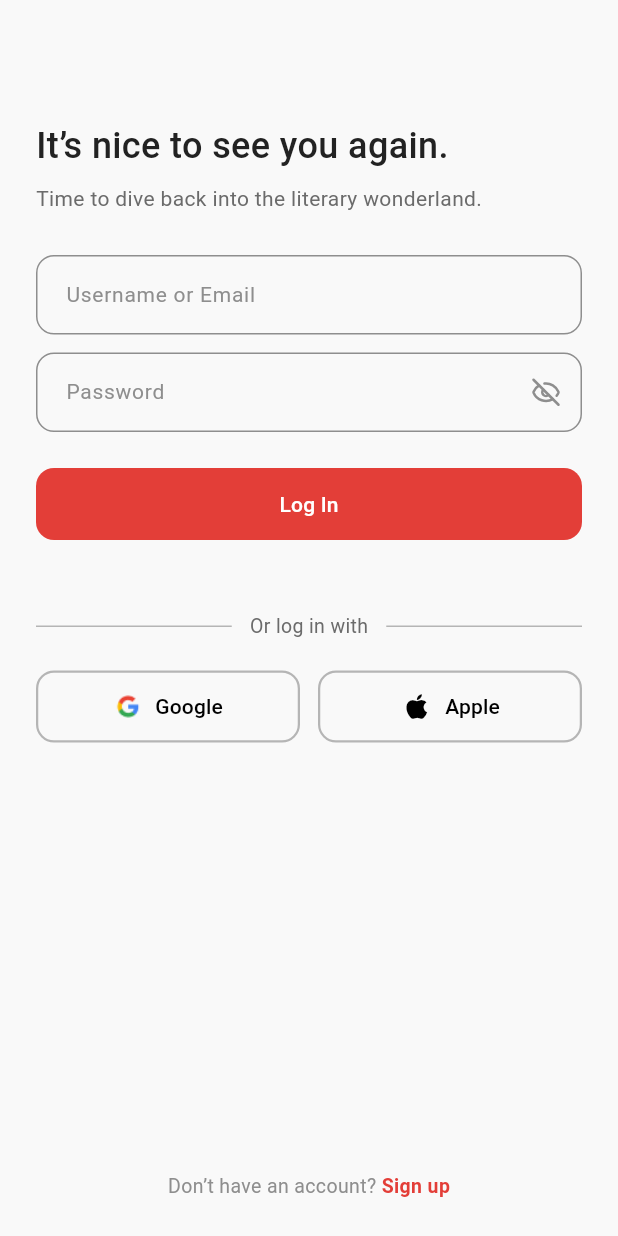
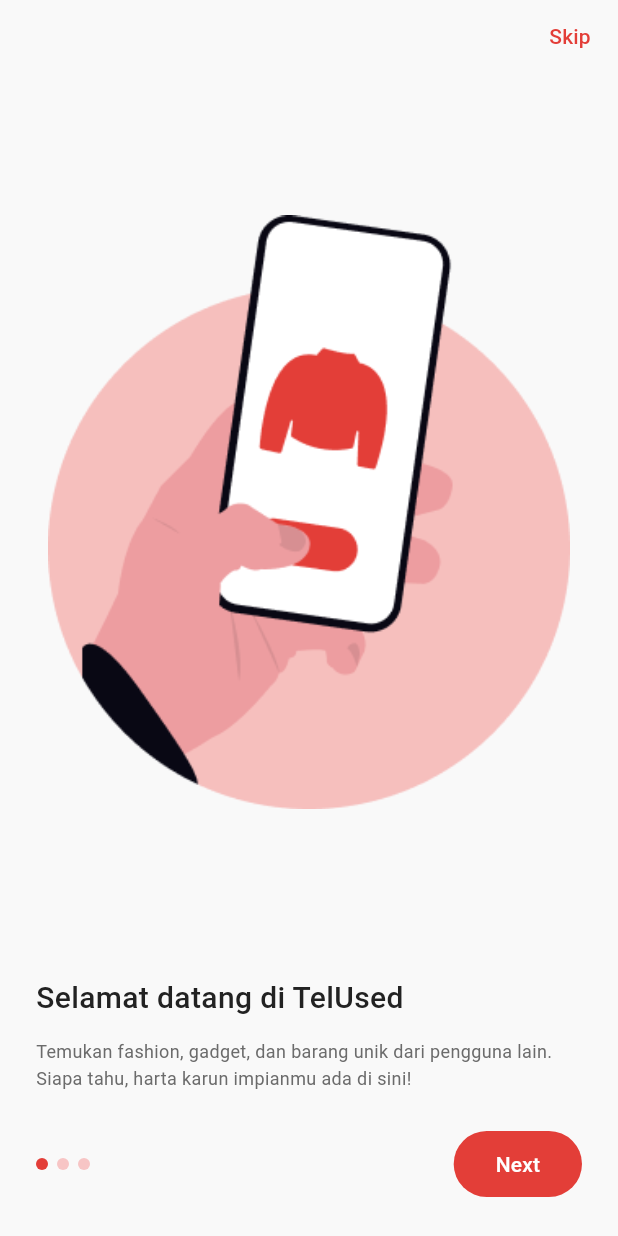
Before and after one commit to Slugazoid/Tel-Used-Mobile, a Flutter app: the screen it shows after launch, on a phone screen of 412 x 824 dp. Run offline on Flutter 3.47's test engine with Material 3 defaults, Android fonts, the phone set to English and light mode, and no system bars; our stand-ins replace go_router, image_picker, lucide_icons_flutter.

Commit message:
feat: add onboarding page after splash (T-7)

```diff
--- a/lib/app/route.dart
+++ b/lib/app/route.dart
@@ -11,6 +11,7 @@
 import '../features/auth/ui/RegisterPage.dart';
 import '../features/auth/ui/SplashPage.dart';
 import '../features/auth/ui/SetupProfilePage.dart';
+import '../features/auth/ui/OnboardingPage.dart';
 
 final GlobalKey<NavigatorState> _rootNavigatorKey = GlobalKey<NavigatorState>();
 
@@ -143,22 +144,20 @@
     ),
 
     // ---------- Halaman TANPA bottom bar ----------
+    GoRoute(path: '/splash', builder: (context, state) => const SplashPage()),
     GoRoute(
-      path: '/splash',
-      builder: (context, state) => const SplashPage(),
+      path: '/onboarding',
+      builder: (context, state) => const OnboardingPage(),
     ),
-    GoRoute(
-      path: '/login',
-      builder: (context, state) => const LoginPage(),
-    ),
+    GoRoute(path: '/login', builder: (context, state) => const LoginPage()),
     GoRoute(
       path: '/register',
       builder: (context, state) => const RegisterPage(),
     ),
-       GoRoute(
-     path: '/setup-profile',
-     builder: (context, state) => const SetupProfilePage(),
-   ),
+    GoRoute(
+      path: '/setup-profile',
+      builder: (context, state) => const SetupProfilePage(),
+    ),
     GoRoute(
       path: '/chat/:id',
       builder: (context, state) => PlaceholderScreen(
--- /dev/null
+++ b/lib/features/auth/ui/OnboardingPage.dart
@@ -0,0 +1,208 @@
+import 'package:flutter/material.dart';
+import 'package:go_router/go_router.dart';
+
+import '../../../core/widgets/Const/colors.dart';
+
+/// Data satu halaman onboarding
+class _Slide {
+  final String image;
+  final String title;
+  final String description;
+  final bool textOnTop; // true = teks di atas gambar (halaman 2)
+
+  const _Slide({
+    required this.image,
+    required this.title,
+    required this.description,
+    this.textOnTop = false,
+  });
+}
+
+/// Onboarding 3 halaman setelah Splash
+class OnboardingPage extends StatefulWidget {
+  const OnboardingPage({super.key});
+
+  @override
+  State<OnboardingPage> createState() => _OnboardingPageState();
+}
+
+class _OnboardingPageState extends State<OnboardingPage> {
+  final _pageController = PageController();
+  int _page = 0;
+
+  final _slides = const [
+    _Slide(
+      image: 'assets/images/onboarding_1.png',
+      title: 'Selamat datang di TelUsed',
+      description:
+          'Temukan fashion, gadget, dan barang unik dari pengguna lain. '
+          'Siapa tahu, harta karun impianmu ada di sini!',
+    ),
+    _Slide(
+      image: 'assets/images/onboarding_2.png',
+      title: 'Jual Barangmu dengan Mudah',
+      description: 'Foto, unggah, jual. Gitu aja. '
+          'Ubah barang tak terpakai jadi penghasilan instan.',
+      textOnTop: true,
+    ),
+    _Slide(
+      image: 'assets/images/onboarding_3.png',
+      title: 'Fast Delivery',
+      description: 'Barang sampai lebih cepat, belanja jadi makin nyaman! '
+          'Pilih opsi pengiriman cepat dan nikmati pengalaman belanja tanpa lama.',
+    ),
+  ];
+
+  @override
+  void dispose() {
+    _pageController.dispose();
+    super.dispose();
+  }
+
+  void _goLogin() => context.go('/login');
+
+  void _next() {
+    if (_page < _slides.length - 1) {
+      _pageController.nextPage(
+        duration: const Duration(milliseconds: 300),
+        curve: Curves.easeInOut,
+      );
+    } else {
+      _goLogin(); // halaman terakhir -> Login
+    }
+  }
+
+  void _back() {
+    _pageController.previousPage(
+      duration: const Duration(milliseconds: 300),
+      curve: Curves.easeInOut,
+    );
+  }
+
+  // ---------- UI ----------
+  @override
+  Widget build(BuildContext context) {
+    return Scaffold(
+      body: SafeArea(
+        child: Column(
+          children: [
+            // Tombol Skip
+            Align(
+              alignment: Alignment.centerRight,
+              child: TextButton(
+                onPressed: _goLogin,
+                child: const Text(
+                  'Skip',
+                  style: TextStyle(color: kPrimaryColor),
+                ),
+              ),
+            ),
+
+            // Isi halaman (bisa digeser)
+            Expanded(
+              child: PageView(
+                controller: _pageController,
+                onPageChanged: (index) => setState(() => _page = index),
+                children: _slides.map(_buildSlide).toList(),
+              ),
+            ),
+
+            _buildBottomBar(),
+          ],
+        ),
+      ),
+    );
+  }
+
+  Widget _buildSlide(_Slide slide) {
+    final text = Padding(
+      padding: const EdgeInsets.symmetric(horizontal: 24, vertical: 16),
+      child: Column(
+        crossAxisAlignment: CrossAxisAlignment.start,
+        children: [
+          Text(
+            slide.title,
+            style: const TextStyle(
+              fontSize: 20,
+              fontWeight: FontWeight.w500,
+              color: Color(0xFF222222),
+            ),
+          ),
+          const SizedBox(height: 12),
+          Text(
+            slide.description,
+            style: const TextStyle(
+              fontSize: 12,
+              height: 1.5,
+              color: Color(0xFF6B6B6B),
+            ),
+          ),
+        ],
+      ),
+    );
+
+    final image = Expanded(
+      child: Padding(
+        padding: const EdgeInsets.symmetric(horizontal: 32),
+        child: Image.asset(slide.image, fit: BoxFit.contain),
+      ),
+    );
+
+    return Column(
+      children: slide.textOnTop ? [text, image] : [image, text],
+    );
+  }
+
+  Widget _buildBottomBar() {
+    return Padding(
+      padding: const EdgeInsets.fromLTRB(24, 8, 24, 24),
+      child: Row(
+        mainAxisAlignment: MainAxisAlignment.spaceBetween,
+        children: [
+          // Tombol Back hanya di halaman ke-2 (sesuai desain)
+          if (_page == 1)
+            ElevatedButton(
+              onPressed: _back,
+              style: ElevatedButton.styleFrom(
+                backgroundColor: const Color(0xFFEDEEF5),
+                foregroundColor: const Color(0xFF444444),
+                elevation: 0,
+                padding: const EdgeInsets.symmetric(horizontal: 24, vertical: 12),
+                shape: const StadiumBorder(),
+              ),
+              child: const Text('Back'),
+            ),
+
+          // Titik indikator halaman
+          Row(
+            children: List.generate(_slides.length, (index) {
+              final active = index == _page;
+              return Container(
+                margin: const EdgeInsets.only(right: 6),
+                width: 8,
+                height: 8,
+                decoration: BoxDecoration(
+                  shape: BoxShape.circle,
+                  color: active ? kPrimaryColor : const Color(0xFFF7C5C5),
+                ),
+              );
+            }),
+          ),
+
+          // Tombol Next
+          ElevatedButton(
+            onPressed: _next,
+            style: ElevatedButton.styleFrom(
+              backgroundColor: kPrimaryColor,
+              foregroundColor: Colors.white,
+              elevation: 0,
+              padding: const EdgeInsets.symmetric(horizontal: 28, vertical: 12),
+              shape: const StadiumBorder(),
+            ),
+            child: const Text('Next'),
+          ),
+        ],
+      ),
+    );
+  }
+}
--- a/lib/features/auth/ui/SplashPage.dart
+++ b/lib/features/auth/ui/SplashPage.dart
@@ -22,9 +22,9 @@
       if (mounted) setState(() => _isLight = true);
     });
 
-    // Setelah 2,4 detik: pindah ke Login
+    // Setelah 2,4 detik: pindah ke Onboarding
     Future.delayed(const Duration(milliseconds: 2400), () {
-      if (mounted) context.go('/login');
+      if (mounted) context.go('/onboarding');;
     });
   }
 
```
Also changed, not shown: assets/images/onboarding_1.png (added), assets/images/onboarding_2.png (added), assets/images/onboarding_3.png (added).
